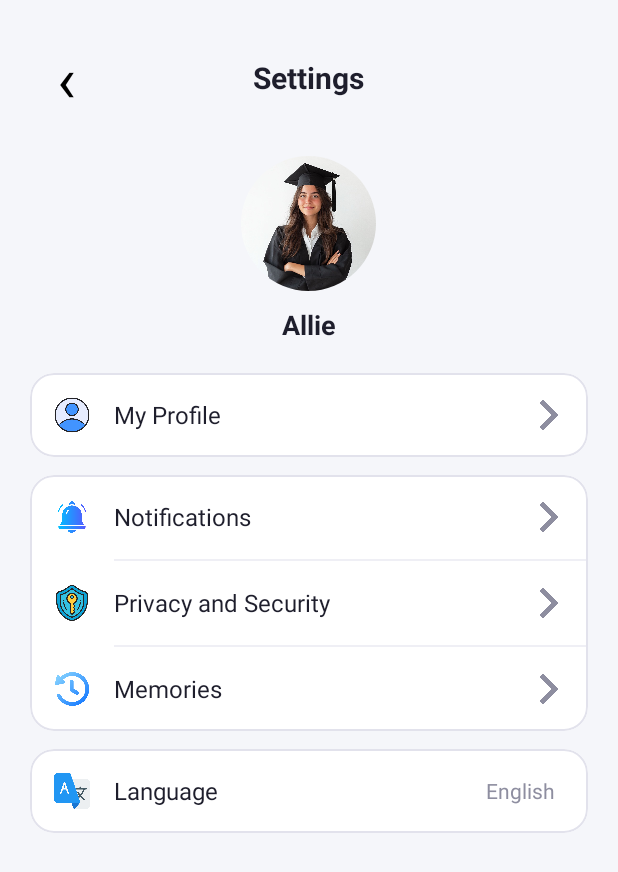
After one commit to zmom969-prog/LMS, an Android app: the Settings screen opened directly, with no data from a screen before it, on a phone screen of 412 x 824 dp. The commit adds this screen. Shown: the top 872 px of the screen. Run offline under Robolectric (Android 15) with nearby library versions, the phone set to English and light mode, and no system bars.

Commit message:
Update LMS project

```diff
--- a/app/src/main/AndroidManifest.xml
+++ b/app/src/main/AndroidManifest.xml
@@ -29,6 +29,10 @@
             android:name=".EditeProfile"
             android:exported="false"
             android:windowSoftInputMode="adjustResize" />
+        <activity
+            android:name=".Settings"
+            android:exported="false"
+            android:windowSoftInputMode="adjustResize" />
     </application>
 
 </manifest>
--- a/app/src/main/java/com/example/lms/EditeProfile.java
+++ b/app/src/main/java/com/example/lms/EditeProfile.java
@@ -1,24 +1,45 @@
 package com.example.lms;
 
+import android.content.Intent;
 import android.os.Bundle;
+import android.widget.Button;
+import android.widget.EditText;
+import android.widget.TextView;
 
 import androidx.activity.EdgeToEdge;
 import androidx.appcompat.app.AppCompatActivity;
+import androidx.core.app.NotificationCompatExtras;
 import androidx.core.graphics.Insets;
 import androidx.core.view.ViewCompat;
 import androidx.core.view.WindowInsetsCompat;
 
 public class EditeProfile extends AppCompatActivity {
-
+private TextView btnBack, profileName;
+private EditText etName,etUsername, etBirthday,etNumber;
+private Button btnAddAccount, btnLogout;
     @Override
     protected void onCreate(Bundle savedInstanceState) {
         super.onCreate(savedInstanceState);
         EdgeToEdge.enable(this);
         setContentView(R.layout.activity_edite_profile);
-        ViewCompat.setOnApplyWindowInsetsListener(findViewById(R.id.main), (v, insets) -> {
-            Insets systemBars = insets.getInsets(WindowInsetsCompat.Type.systemBars());
-            v.setPadding(systemBars.left, systemBars.top, systemBars.right, systemBars.bottom);
-            return insets;
+
+
+        btnBack= findViewById(R.id.btnBack);
+        profileName = findViewById(R.id.profileName);
+        etName = findViewById(R.id.etName);
+        etBirthday = findViewById(R.id.etBirthday);
+        etNumber = findViewById(R.id.etNumber);
+        btnAddAccount = findViewById(R.id.btnAddAccount);
+        btnLogout = findViewById(R.id.btnLogout);
+
+        // Intent
+
+        btnBack.setOnClickListener(v -> {
+            Intent i = new Intent(
+                    EditeProfile.this,
+                    Profile.class
+            );
+            startActivity(i);
         });
     }
 }
--- a/app/src/main/java/com/example/lms/Profile.java
+++ b/app/src/main/java/com/example/lms/Profile.java
@@ -1,5 +1,6 @@
 package com.example.lms;
 
+import android.content.Intent;
 import android.os.Bundle;
 import android.widget.Button;
 
@@ -25,5 +26,21 @@ public class Profile extends AppCompatActivity {
         btnPrivacy = findViewById(R.id.btnPrivacy);
         btnLogout = findViewById(R.id.btnLogout);
 
+        //Intent
+
+        btnEditeProfile.setOnClickListener(v -> {
+            Intent i = new Intent(
+                    Profile.this,
+                    EditeProfile.class
+            );
+            startActivity(i);
+        });
+
+        btnSittings.setOnClickListener(v -> {
+            Intent intent = new Intent(Profile.this, Settings.class);
+            startActivity(intent);
+        });
+
     }
+
 }
--- /dev/null
+++ b/app/src/main/java/com/example/lms/Settings.java
@@ -0,0 +1,50 @@
+
+package com.example.lms;
+
+import android.os.Bundle;
+import android.widget.LinearLayout;
+import android.widget.TextView;
+
+import androidx.appcompat.app.AppCompatActivity;
+
+import com.google.android.material.card.MaterialCardView;
+import com.google.android.material.imageview.ShapeableImageView;
+
+public class Settings extends AppCompatActivity {
+
+    private TextView btnBack, tvTitle, tvProfileName;
+
+    private ShapeableImageView imgProfile;
+
+    private MaterialCardView cardMyProfile,
+            cardGroupPreferences,
+            cardLanguage;
+
+    private LinearLayout layoutNotification,
+            layoutPrivacy,
+            layoutMemories;
+
+    @Override
+    protected void onCreate(Bundle savedInstanceState) {
+        super.onCreate(savedInstanceState);
+        setContentView(R.layout.activity_settings);
+
+        btnBack = findViewById(R.id.btnBack);
+        tvTitle = findViewById(R.id.tvTitle);
+        imgProfile = findViewById(R.id.imgProfile);
+        tvProfileName = findViewById(R.id.tvProfileName);
+
+        cardMyProfile = findViewById(R.id.cardMyProfile);
+        cardGroupPreferences =
+                findViewById(R.id.cardGroupPreferences);
+        cardLanguage = findViewById(R.id.cardLanguage);
+
+        layoutNotification =
+                findViewById(R.id.layoutNotifications);
+        layoutPrivacy = findViewById(R.id.layoutPrivacy);
+        layoutMemories = findViewById(R.id.layoutMemories);
+
+        // Back to Profile
+        btnBack.setOnClickListener(v -> finish());
+    }
+}
--- a/app/src/main/res/layout/activity_edite_profile.xml
+++ b/app/src/main/res/layout/activity_edite_profile.xml
@@ -72,9 +72,9 @@
 
         <EditText
             android:id="@+id/etName"
-            style="@style/ProfileInput"
+            style="@style/PInput"
             android:hint="Name"
-            android:text="Ye Haoran"
+            android:text="Allie"
             android:inputType="textPersonName" />
 
         <!-- Username -->
--- /dev/null
+++ b/app/src/main/res/layout/activity_settings.xml
@@ -0,0 +1,294 @@
+<?xml version="1.0" encoding="utf-8"?>
+<ScrollView xmlns:android="http://schemas.android.com/apk/res/android"
+    xmlns:app="http://schemas.android.com/apk/res-auto"
+    xmlns:tools="http://schemas.android.com/tools"
+    android:layout_width="match_parent"
+    android:layout_height="match_parent"
+    android:background="#F5F6FA"
+    android:fillViewport="true"
+    tools:context=".Settings">
+
+    <LinearLayout
+        android:layout_width="match_parent"
+        android:layout_height="wrap_content"
+        android:orientation="vertical"
+        android:padding="20dp">
+
+        <!-- Top Bar: Back Button & Title -->
+        <RelativeLayout
+            android:layout_width="match_parent"
+            android:layout_height="wrap_content"
+            android:gravity="center_vertical">
+
+            <FrameLayout
+                android:layout_width="match_parent"
+                android:layout_height="64dp">
+
+                <TextView
+                    android:id="@+id/btnBack"
+                    android:layout_width="48dp"
+                    android:layout_height="match_parent"
+                    android:layout_gravity="start|center_vertical"
+                    android:clickable="true"
+                    android:focusable="true"
+                    android:gravity="center"
+                    android:text="‹"
+                    android:textColor="#000000"
+                    android:textSize="42sp" />
+
+            </FrameLayout>
+
+            <TextView
+                android:id="@+id/tvTitle"
+                android:layout_width="wrap_content"
+                android:layout_height="wrap_content"
+                android:layout_centerInParent="true"
+                android:text="Settings"
+                android:textColor="#1E1E2C"
+                android:textSize="20sp"
+                android:textStyle="bold" />
+        </RelativeLayout>
+
+        <!-- Profile Section -->
+        <LinearLayout
+            android:layout_width="match_parent"
+            android:layout_height="wrap_content"
+            android:layout_marginTop="20dp"
+            android:gravity="center"
+            android:orientation="vertical">
+
+            <com.google.android.material.imageview.ShapeableImageView
+                android:id="@+id/imgProfile"
+                android:layout_width="90dp"
+                android:layout_height="90dp"
+                android:scaleType="centerCrop"
+                android:src="@drawable/profile"
+                app:shapeAppearanceOverlay="@style/CircleImage" />
+
+            <TextView
+                android:id="@+id/tvProfileName"
+                android:layout_width="wrap_content"
+                android:layout_height="wrap_content"
+                android:layout_marginTop="10dp"
+                android:text="Allie"
+                android:textColor="#1E1E2C"
+                android:textSize="18sp"
+                android:textStyle="bold" />
+        </LinearLayout>
+
+        <!-- Card: My Profile -->
+        <com.google.android.material.card.MaterialCardView
+            android:id="@+id/cardMyProfile"
+            android:layout_width="match_parent"
+            android:layout_height="wrap_content"
+            android:layout_marginTop="20dp"
+            app:cardBackgroundColor="@android:color/white"
+            app:cardCornerRadius="16dp"
+            app:cardElevation="0dp"
+            app:strokeColor="#E2E2EC"
+            app:strokeWidth="1dp">
+
+            <LinearLayout
+                android:layout_width="match_parent"
+                android:layout_height="wrap_content"
+                android:background="?attr/selectableItemBackground"
+                android:gravity="center_vertical"
+                android:orientation="horizontal"
+                android:padding="16dp">
+
+                <ImageView
+                    android:layout_width="24dp"
+                    android:layout_height="24dp"
+                    android:src="@drawable/picon" />
+
+                <TextView
+                    android:layout_width="0dp"
+                    android:layout_height="wrap_content"
+                    android:layout_marginStart="16dp"
+                    android:layout_weight="1"
+                    android:text="My Profile"
+                    android:textColor="#1E1E2C"
+                    android:textSize="16sp" />
+
+                <ImageView
+                    android:layout_width="20dp"
+                    android:layout_height="20dp"
+                    android:src="@drawable/right_arrow"
+                    app:tint="#8E8EA0" />
+            </LinearLayout>
+        </com.google.android.material.card.MaterialCardView>
+
+        <!-- Card Group: Notifications, Privacy, Memories -->
+        <com.google.android.material.card.MaterialCardView
+            android:id="@+id/cardGroupPreferences"
+            android:layout_width="match_parent"
+            android:layout_height="wrap_content"
+            android:layout_marginTop="12dp"
+            app:cardBackgroundColor="@android:color/white"
+            app:cardCornerRadius="16dp"
+            app:cardElevation="0dp"
+            app:strokeColor="#E2E2EC"
+            app:strokeWidth="1dp">
+
+            <LinearLayout
+                android:layout_width="match_parent"
+                android:layout_height="wrap_content"
+                android:orientation="vertical">
+
+                <!-- Notifications -->
+                <LinearLayout
+                    android:id="@+id/layoutNotifications"
+                    android:layout_width="match_parent"
+                    android:layout_height="wrap_content"
+                    android:background="?attr/selectableItemBackground"
+                    android:gravity="center_vertical"
+                    android:orientation="horizontal"
+                    android:padding="16dp">
+
+                    <ImageView
+                        android:layout_width="24dp"
+                        android:layout_height="24dp"
+                        android:src="@drawable/bell" />
+
+                    <TextView
+                        android:layout_width="0dp"
+                        android:layout_height="wrap_content"
+                        android:layout_marginStart="16dp"
+                        android:layout_weight="1"
+                        android:text="Notifications"
+                        android:textColor="#1E1E2C"
+                        android:textSize="16sp" />
+
+                    <ImageView
+                        android:layout_width="20dp"
+                        android:layout_height="20dp"
+                        android:src="@drawable/right_arrow"
+                        app:tint="#8E8EA0"/>
+                </LinearLayout>
+
+                <View
+                    android:layout_width="match_parent"
+                    android:layout_height="1dp"
+                    android:layout_marginStart="56dp"
+                    android:background="#EFEFF5" />
+
+                <!-- Privacy and Security -->
+                <LinearLayout
+                    android:id="@+id/layoutPrivacy"
+                    android:layout_width="match_parent"
+                    android:layout_height="wrap_content"
+                    android:background="?attr/selectableItemBackground"
+                    android:gravity="center_vertical"
+                    android:orientation="horizontal"
+                    android:padding="16dp">
+
+                    <ImageView
+                        android:layout_width="24dp"
+                        android:layout_height="24dp"
+                        android:src="@drawable/privacy" />
+
+                    <TextView
+                        android:layout_width="0dp"
+                        android:layout_height="wrap_content"
+                        android:layout_marginStart="16dp"
+                        android:layout_weight="1"
+                        android:text="Privacy and Security"
+                        android:textColor="#1E1E2C"
+                        android:textSize="16sp" />
+
+                    <ImageView
+                        android:layout_width="20dp"
+                        android:layout_height="20dp"
+                        android:src="@drawable/right_arrow"
+                        app:tint="#8E8EA0"/>
+                </LinearLayout>
+
+                <View
+                    android:layout_width="match_parent"
+                    android:layout_height="1dp"
+                    android:layout_marginStart="56dp"
+                    android:background="#EFEFF5" />
+
+                <!-- Memories -->
+                <LinearLayout
+                    android:id="@+id/layoutMemories"
+                    android:layout_width="match_parent"
+                    android:layout_height="wrap_content"
+                    android:background="?attr/selectableItemBackground"
+                    android:gravity="center_vertical"
+                    android:orientation="horizontal"
+                    android:padding="16dp">
+
+                    <ImageView
+                        android:layout_width="24dp"
+                        android:layout_height="24dp"
+                        android:src="@drawable/memories" />
+
+                    <TextView
+                        android:layout_width="0dp"
+                        android:layout_height="wrap_content"
+                        android:layout_marginStart="16dp"
+                        android:layout_weight="1"
+                        android:text="Memories"
+                        android:textColor="#1E1E2C"
+                        android:textSize="16sp" />
+
+                    <ImageView
+                        android:layout_width="20dp"
+                        android:layout_height="20dp"
+                        android:src="@drawable/right_arrow"
+
+                        app:tint="#8E8EA0"/>
+                </LinearLayout>
+
+            </LinearLayout>
+        </com.google.android.material.card.MaterialCardView>
+
+        <!-- Card: Language -->
+        <com.google.android.material.card.MaterialCardView
+            android:id="@+id/cardLanguage"
+            android:layout_width="match_parent"
+            android:layout_height="wrap_content"
+            android:layout_marginTop="12dp"
+            android:layout_marginBottom="24dp"
+            app:cardBackgroundColor="@android:color/white"
+            app:cardCornerRadius="16dp"
+            app:cardElevation="0dp"
+            app:strokeColor="#E2E2EC"
+            app:strokeWidth="1dp">
+
+            <LinearLayout
+                android:layout_width="match_parent"
+                android:layout_height="wrap_content"
+                android:background="?attr/selectableItemBackground"
+                android:gravity="center_vertical"
+                android:orientation="horizontal"
+                android:padding="16dp">
+
+                <ImageView
+                    android:layout_width="24dp"
+                    android:layout_height="24dp"
+                    android:src="@drawable/language" />
+
+                <TextView
+                    android:layout_width="0dp"
+                    android:layout_height="wrap_content"
+                    android:layout_marginStart="16dp"
+                    android:layout_weight="1"
+                    android:text="Language"
+                    android:textColor="#1E1E2C"
+                    android:textSize="16sp" />
+
+                <TextView
+                    android:layout_width="wrap_content"
+                    android:layout_height="wrap_content"
+                    android:layout_marginEnd="6dp"
+                    android:text="English"
+                    android:textColor="#8E8EA0"
+                    android:textSize="14sp" />
+
+            </LinearLayout>
+        </com.google.android.material.card.MaterialCardView>
+
+    </LinearLayout>
+</ScrollView>
--- a/app/src/main/res/values/themes.xml
+++ b/app/src/main/res/values/themes.xml
@@ -65,4 +65,8 @@
     </style>
 
 
+
+
+
+
 </resources>
```
Also changed, not shown: app/src/main/res/drawable/arrowback.png (added), app/src/main/res/drawable/bell.png (added), app/src/main/res/drawable/language.png (added), app/src/main/res/drawable/memories.png (added), app/src/main/res/drawable/picon.png (added), app/src/main/res/drawable/privacy.png (added), app/src/main/res/drawable/right_arrow.png (added).
